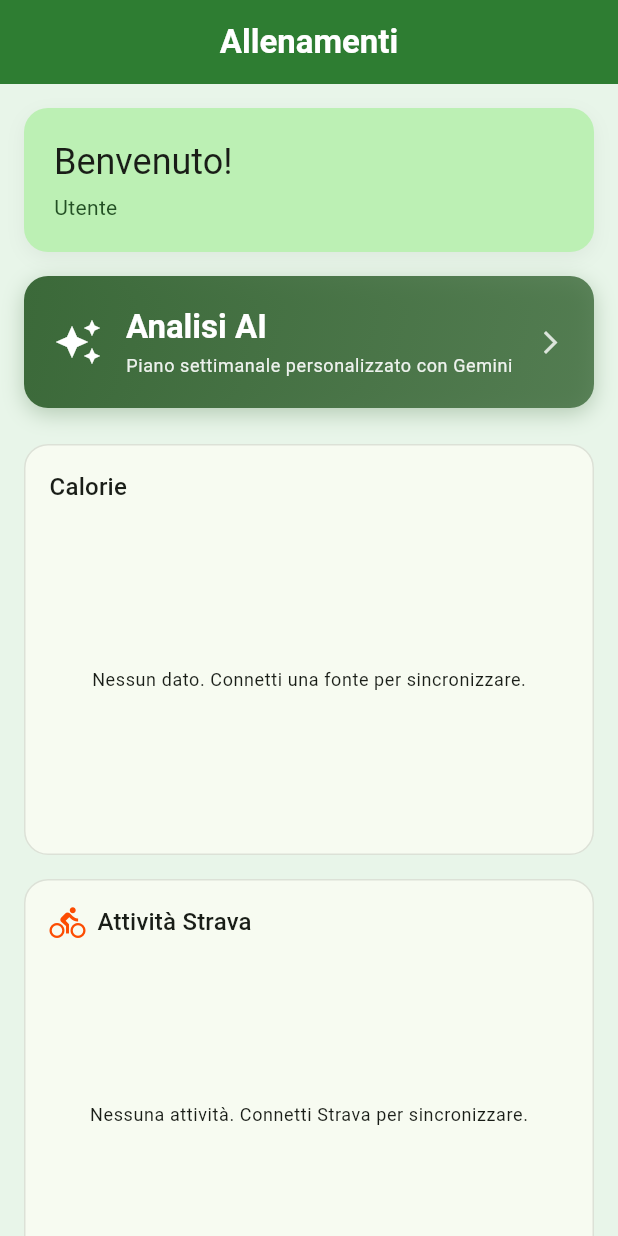
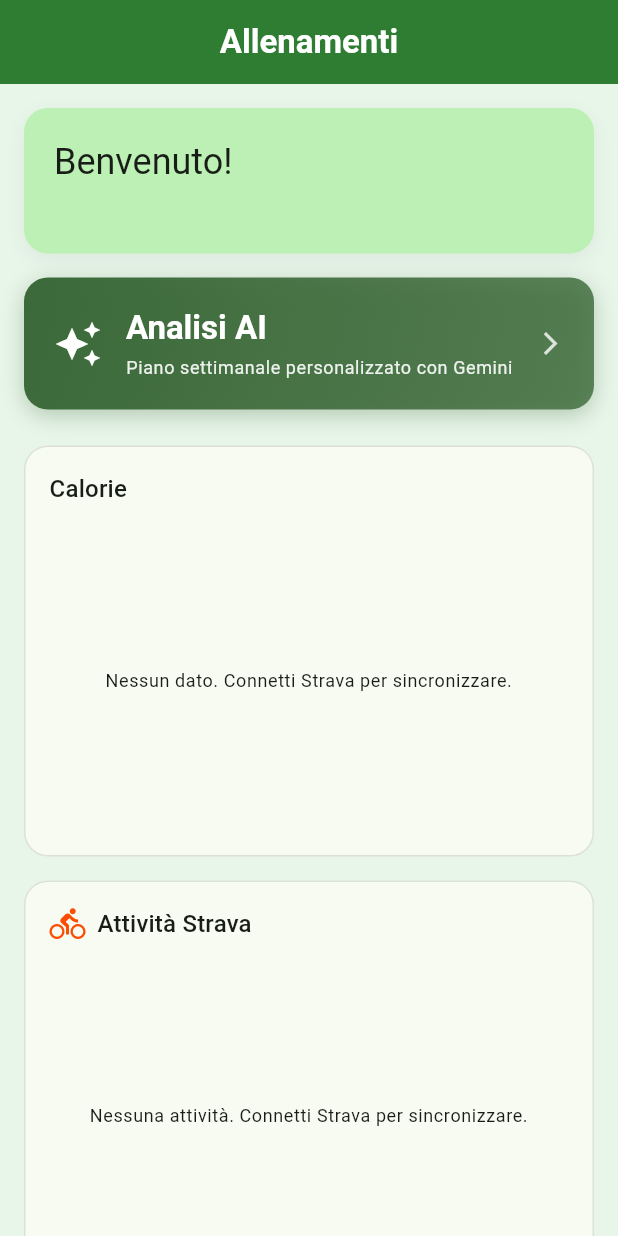
Before and after one commit to CristiPerciun/FitAI-Analyzer, a Flutter app: the DashboardScreen screen opened directly, on a phone screen of 412 x 824 dp. Run offline on Flutter 3.47's test engine with Material 3 defaults, Android fonts, the phone set to English and light mode, and no system bars; our stand-ins replace app_links, cloud_firestore, firebase_auth, firebase_core, fl_chart, flutter_dotenv and 6 more; missing offline and left inert: flutter_web_auth_2; accounts and stored records are empty; network calls fail.

Commit message:
sviluppo massicio

```diff
--- a/lib/app.dart
+++ b/lib/app.dart
@@ -3,6 +3,7 @@
 import 'package:fitai_analyzer/routes/app_router.dart';
 import 'package:fitai_analyzer/services/strava_oauth_callback.dart';
 import 'package:fitai_analyzer/theme/app_theme.dart';
+import 'package:fitai_analyzer/ui/theme/app_colors.dart';
 import 'package:flutter/material.dart';
 import 'package:flutter_riverpod/flutter_riverpod.dart';
 
@@ -49,11 +50,11 @@
         scaffoldMessengerKey.currentState?.showSnackBar(
           SnackBar(
             content: Text(next),
-            backgroundColor: Colors.red.shade700,
+            backgroundColor: AppColors.errorRed,
             duration: const Duration(seconds: 8),
             action: SnackBarAction(
               label: 'OK',
-              textColor: Colors.white,
+              textColor: AppColors.white,
               onPressed: () =>
                   scaffoldMessengerKey.currentState?.hideCurrentSnackBar(),
             ),
--- a/lib/theme/app_theme.dart
+++ b/lib/theme/app_theme.dart
@@ -1,33 +1,34 @@
+import 'package:fitai_analyzer/ui/theme/app_colors.dart';
 import 'package:flutter/material.dart';
 
 final appLightTheme = ThemeData(
   useMaterial3: true,
   colorScheme: ColorScheme.fromSeed(
-    seedColor: const Color(0xFF4CAF50), // Verde principale
+    seedColor: AppColors.primaryGreen,
     brightness: Brightness.light,
   ),
-  scaffoldBackgroundColor: const Color(0xFFE8F5E9), // Sfondo verde chiarissimo
+  scaffoldBackgroundColor: AppColors.scaffoldLight,
   appBarTheme: const AppBarTheme(
-    backgroundColor: Color(0xFF2E7D32),
-    foregroundColor: Colors.white,
+    backgroundColor: AppColors.darkGreen,
+    foregroundColor: AppColors.white,
     elevation: 0,
     centerTitle: true,
   ),
   cardTheme: CardThemeData(
     elevation: 6,
     shape: RoundedRectangleBorder(borderRadius: BorderRadius.circular(20)),
-    shadowColor: Colors.black26,
+    shadowColor: AppColors.shadow,
   ),
   textTheme: const TextTheme(
-    headlineMedium: TextStyle(fontWeight: FontWeight.w700, color: Color(0xFF37474F)),
-    titleLarge: TextStyle(fontWeight: FontWeight.w600, color: Color(0xFF37474F)),
+    headlineMedium: TextStyle(fontWeight: FontWeight.w700, color: AppColors.textDark),
+    titleLarge: TextStyle(fontWeight: FontWeight.w600, color: AppColors.textDark),
   ),
 );
 
 final appDarkTheme = ThemeData(
   useMaterial3: true,
   colorScheme: ColorScheme.fromSeed(
-    seedColor: const Color(0xFF4CAF50),
+    seedColor: AppColors.primaryGreen,
     brightness: Brightness.dark,
   ),
 );
--- a/lib/ui/dashboard/dashboard_screen.dart
+++ b/lib/ui/dashboard/dashboard_screen.dart
@@ -2,10 +2,12 @@
 import 'package:fitai_analyzer/models/fitness_data.dart';
 import 'package:fitai_analyzer/providers/auth_notifier.dart';
 import 'package:fitai_analyzer/providers/data_sync_notifier.dart';
+import 'package:fitai_analyzer/providers/providers.dart';
 import 'package:fitai_analyzer/services/ai_prompt_service.dart';
 import 'package:fitai_analyzer/services/gemini_api_key_service.dart';
 import 'package:fitai_analyzer/services/gemini_service.dart';
 import 'package:fitai_analyzer/services/strava_service.dart';
+import 'package:fitai_analyzer/ui/theme/app_colors.dart';
 import 'package:fitai_analyzer/ui/widgets/error_dialog.dart';
 import 'package:fitai_analyzer/ui/widgets/gemini_api_key_dialog.dart';
 import 'package:fitai_analyzer/ui/widgets/strava_activity_card.dart';
@@ -15,6 +17,16 @@
 
 class DashboardScreen extends ConsumerWidget {
   const DashboardScreen({super.key});
+
+  Future<void> _onSyncStrava(BuildContext context, WidgetRef ref) async {
+    await ref.read(authNotifierProvider.notifier).startOAuth(
+      'strava',
+      onSuccess: () {
+        ref.invalidate(healthDataStreamProvider);
+        ref.read(selectedTabIndexProvider.notifier).state = 1;
+      },
+    );
+  }
 
   Future<void> _onAnalisiAI(BuildContext context, WidgetRef ref) async {
     final uid = FirebaseAuth.instance.currentUser?.uid;
@@ -81,6 +93,7 @@
   Widget build(BuildContext context, WidgetRef ref) {
     final authState = ref.watch(authNotifierProvider);
     final healthAsync = ref.watch(healthDataStreamProvider);
+    final stravaConnected = ref.watch(stravaConnectedProvider).valueOrNull ?? false;
 
     ref.listen(healthDataStreamProvider, (prev, next) {
       next.whenOrNull(
@@ -106,7 +119,11 @@
             ),
             const SizedBox(height: 24),
             healthAsync.when(
-              data: (data) => _CaloriesChartCard(data: data),
+              data: (data) => _CaloriesChartCard(
+                data: data,
+                isStravaConnected: stravaConnected,
+                onSyncTap: () => _onSyncStrava(context, ref),
+              ),
               loading: () => const _ChartSkeleton(),
               error: (e, _) => _ErrorCard(message: e.toString()),
             ),
@@ -114,7 +131,11 @@
             healthAsync.when(
               data: (data) {
                 final stravaData = data.where((d) => d.source == 'strava').toList();
-                return _StravaActivitiesCard(data: stravaData);
+                return _StravaActivitiesCard(
+                  data: stravaData,
+                  isStravaConnected: stravaConnected,
+                  onSyncTap: () => _onSyncStrava(context, ref),
+                );
               },
               loading: () => const _ChartSkeleton(),
               error: (e, _) => _ErrorCard(message: e.toString()),
@@ -134,7 +155,7 @@
   @override
   Widget build(BuildContext context) {
     return Material(
-      color: Colors.transparent,
+      color: AppColors.transparent,
       child: InkWell(
         onTap: onTap,
         borderRadius: BorderRadius.circular(16),
@@ -216,7 +237,7 @@
         borderRadius: BorderRadius.circular(16),
         boxShadow: [
           BoxShadow(
-            color: Colors.black.withValues(alpha: 0.05),
+            color: AppColors.shadowLight(0.05),
             blurRadius: 10,
             offset: const Offset(0, 4),
           ),
@@ -243,9 +264,15 @@
 }
 
 class _CaloriesChartCard extends StatelessWidget {
-  const _CaloriesChartCard({required this.data});
+  const _CaloriesChartCard({
+    required this.data,
+    required this.isStravaConnected,
+    required this.onSyncTap,
+  });
 
   final List<FitnessData> data;
+  final bool isStravaConnected;
+  final VoidCallback onSyncTap;
 
   @override
   Widget build(BuildContext context) {
@@ -291,9 +318,25 @@
             height: 200,
             child: barGroups.isEmpty
                 ? Center(
-                    child: Text(
-                      'Nessun dato. Connetti una fonte per sincronizzare.',
-                      style: Theme.of(context).textTheme.bodySmall,
+                    child: Column(
+                      mainAxisSize: MainAxisSize.min,
+                      children: [
+                        Text(
+                          isStravaConnected
+                              ? 'Nessun dato. Sincronizza per caricare le attività.'
+                              : 'Nessun dato. Connetti Strava per sincronizzare.',
+                          style: Theme.of(context).textTheme.bodySmall,
+                          textAlign: TextAlign.center,
+                        ),
+                        if (isStravaConnected) ...[
+                          const SizedBox(height: 12),
+                          FilledButton.icon(
+                            onPressed: onSyncTap,
+                            icon: const Icon(Icons.sync, size: 18),
+                            label: const Text('Sincronizza'),
+                          ),
+                        ],
+                      ],
                     ),
                   )
                 : BarChart(
@@ -322,9 +365,15 @@
 }
 
 class _StravaActivitiesCard extends StatelessWidget {
-  const _StravaActivitiesCard({required this.data});
+  const _StravaActivitiesCard({
+    required this.data,
+    required this.isStravaConnected,
+    required this.onSyncTap,
+  });
 
   final List<FitnessData> data;
+  final bool isStravaConnected;
+  final VoidCallback onSyncTap;
 
   @override
   Widget build(BuildContext context) {
@@ -340,7 +389,7 @@
               barRods: [
                 BarChartRodData(
                   toY: (e.value.distanceKm ?? 0).toDouble(),
-                  color: const Color(0xFFFC4C02),
+                  color: AppColors.stravaOrange,
                   width: 16,
                   borderRadius: const BorderRadius.vertical(
                     top: Radius.circular(4),
@@ -368,7 +417,7 @@
           Row(
             children: [
               const Icon(Icons.directions_bike,
-                  color: Color(0xFFFC4C02), size: 24),
+                  color: AppColors.stravaOrange, size: 24),
               const SizedBox(width: 8),
               Text(
                 'Attività Strava',
@@ -381,9 +430,25 @@
             height: 200,
             child: barGroups.isEmpty
                 ? Center(
-                    child: Text(
-                      'Nessuna attività. Connetti Strava per sincronizzare.',
-                      style: Theme.of(context).textTheme.bodySmall,
+                    child: Column(
+                      mainAxisSize: MainAxisSize.min,
+                      children: [
+                        Text(
+                          isStravaConnected
+                              ? 'Nessuna attività. Sincronizza per caricare le attività.'
+                              : 'Nessuna attività. Connetti Strava per sincronizzare.',
+                          style: Theme.of(context).textTheme.bodySmall,
+                          textAlign: TextAlign.center,
+                        ),
+                        if (isStravaConnected) ...[
+                          const SizedBox(height: 12),
+                          FilledButton.icon(
+                            onPressed: onSyncTap,
+                            icon: const Icon(Icons.sync, size: 18),
+                            label: const Text('Sincronizza'),
+                          ),
+                        ],
+                      ],
                     ),
                   )
                 : BarChart(
--- a/lib/ui/onboarding/onboarding_details_screen.dart
+++ b/lib/ui/onboarding/onboarding_details_screen.dart
@@ -1,5 +1,6 @@
 import 'package:fitai_analyzer/models/user_profile.dart';
 import 'package:fitai_analyzer/providers/user_profile_notifier.dart';
+import 'package:fitai_analyzer/ui/theme/app_colors.dart';
 import 'package:fitai_analyzer/ui/widgets/error_dialog.dart';
 import 'package:flutter/material.dart';
 import 'package:flutter/services.dart';
@@ -452,7 +453,7 @@
                         width: 24,
                         child: CircularProgressIndicator(
                           strokeWidth: 2,
-                          color: Colors.white,
+                          color: AppColors.white,
                         ),
                       )
                     : const Text('Genera il mio piano AI'),
--- a/lib/ui/onboarding/onboarding_screen.dart
+++ b/lib/ui/onboarding/onboarding_screen.dart
@@ -1,5 +1,6 @@
 import 'package:fitai_analyzer/models/user_profile.dart';
 import 'package:fitai_analyzer/providers/user_profile_notifier.dart';
+import 'package:fitai_analyzer/ui/theme/app_colors.dart';
 import 'package:fitai_analyzer/ui/widgets/error_dialog.dart';
 import 'package:flutter/material.dart';
 import 'package:flutter_riverpod/flutter_riverpod.dart';
@@ -187,7 +188,7 @@
                                   width: 24,
                                   child: CircularProgressIndicator(
                                     strokeWidth: 2,
-                                    color: Colors.white,
+                                    color: AppColors.white,
                                   ),
                                 )
                               : const Text('Continua'),
--- /dev/null
+++ b/lib/ui/theme/app_colors.dart
@@ -0,0 +1,43 @@
+import 'package:flutter/material.dart';
+
+/// Colori centralizzati del progetto FitAI Analyzer.
+/// Usare queste costanti invece di colori hardcoded per mantenere coerenza.
+abstract final class AppColors {
+  AppColors._();
+
+  // --- Verde principale (brand / alimentazione) ---
+  /// Verde principale (seed theme, pulsanti, card alimentazione).
+  static const Color primaryGreen = Color(0xFF4CAF50);
+
+  /// Verde scuro (AppBar, titoli, bordi alimentazione).
+  static const Color darkGreen = Color(0xFF2E7D32);
+
+  /// Sfondo verde chiarissimo (scaffold light).
+  static const Color scaffoldLight = Color(0xFFE8F5E9);
+
+  // --- Strava ---
+  /// Arancione Strava (icone, grafici, badge Strava).
+  static const Color stravaOrange = Color(0xFFFC4C02);
+
+  // --- Testo e UI ---
+  /// Grigio scuro per headline e titoli.
+  static const Color textDark = Color(0xFF37474F);
+
+  /// Grigio per hint e testo secondario.
+  static const Color hint = Color(0xFF9E9E9E);
+
+  /// Grigio medio (chevron, icone secondarie).
+  static Color get hintMedium => Colors.grey.shade400;
+
+  // --- Feedback ---
+  /// Rosso per errori (SnackBar, icone errore).
+  static Color get errorRed => Colors.red.shade700;
+
+  // --- Neutri ---
+  static const Color white = Colors.white;
+  static const Color transparent = Colors.transparent;
+  static const Color shadow = Colors.black26;
+
+  /// Nero con alpha per ombre leggere.
+  static Color shadowLight(double alpha) => Colors.black.withValues(alpha: alpha);
+}
--- a/lib/ui/widgets/gemini_api_key_dialog.dart
+++ b/lib/ui/widgets/gemini_api_key_dialog.dart
@@ -1,5 +1,6 @@
 import 'package:fitai_analyzer/services/gemini_api_key_service.dart';
 import 'package:fitai_analyzer/services/gemini_service.dart';
+import 'package:fitai_analyzer/ui/theme/app_colors.dart';
 import 'package:flutter/material.dart';
 import 'package:flutter_riverpod/flutter_riverpod.dart';
 
@@ -37,7 +38,7 @@
           Text(
             'Ottienila da aistudio.google.com/apikey',
             style: Theme.of(context).textTheme.bodySmall?.copyWith(
-                  color: Colors.grey,
+                  color: AppColors.hint,
                 ),
           ),
         ],
--- a/lib/ui/widgets/strava_activity_card.dart
+++ b/lib/ui/widgets/strava_activity_card.dart
@@ -1,4 +1,5 @@
 import 'package:fitai_analyzer/services/strava_service.dart';
+import 'package:fitai_analyzer/ui/theme/app_colors.dart';
 import 'package:flutter/material.dart';
 import 'package:intl/intl.dart';
 
@@ -54,7 +55,7 @@
                   Icon(
                     _getIcon(activity.sportType),
                     size: 32,
-                    color: const Color(0xFFFC4C02),
+                    color: AppColors.stravaOrange,
                   ),
                   const SizedBox(width: 12),
                   Expanded(
```
Also changed, not shown: lib/main.dart (+9 -0 lines), lib/providers/auth_notifier.dart (+16 -3 lines), lib/ui/alimentazione/alimentazione_screen.dart (+17 -16 lines), lib/ui/impostazioni/impostazioni_screen.dart (+6 -7 lines), lib/ui/widgets/alimentazione_card.dart (+9 -8 lines).
